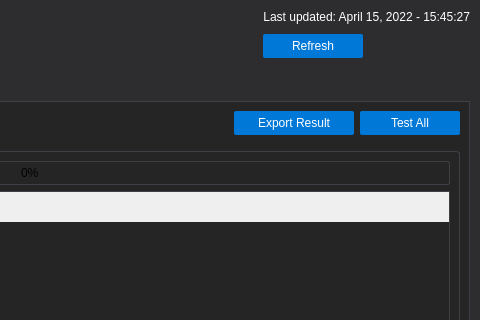
This is gui/ui/main_window.ui in MingYuan-Chen/orion_v2 as Qt 5 draws it before an edit; both pictures show x 420 to 900 and y 0 to 320 of the 900 by 700 pixel window. The edited form follows.
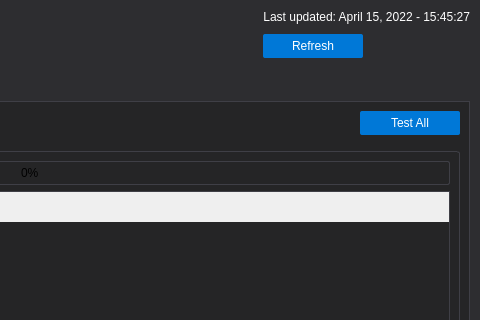
This is the edited form. The open tabs and pages were chosen to show the change.

Commit message: remove export result button from functionality test layout

```diff
--- a/gui/ui/main_window.ui
+++ b/gui/ui/main_window.ui
@@ -623,19 +623,6 @@
             </property>
            </spacer>
           </item>
-          <item>
-           <widget class="QPushButton" name="button_export_result">
-            <property name="minimumSize">
-             <size>
-              <width>120</width>
-              <height>0</height>
-             </size>
-            </property>
-            <property name="text">
-             <string>Export Result</string>
-            </property>
-           </widget>
-          </item>
           <item>
            <widget class="QPushButton" name="button_test_all">
             <property name="minimumSize">
```
The commit also changes 2 other files.
